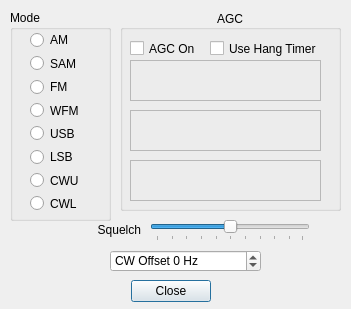
Qt form macforms/demodsetupdlg.ui (rafael2k/CuteSDR) before a commit.
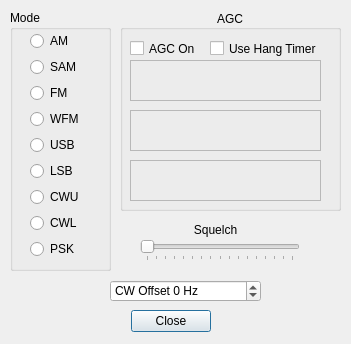
The same form after that commit. Custom widgets are drawn as their Qt base class.

The edit to the form file:
```diff
--- a/macforms/demodsetupdlg.ui
+++ b/macforms/demodsetupdlg.ui
@@ -7,7 +7,7 @@
     <x>0</x>
     <y>0</y>
     <width>351</width>
-    <height>309</height>
+    <height>344</height>
    </rect>
   </property>
   <property name="windowTitle">
@@ -17,7 +17,7 @@
    <property name="geometry">
     <rect>
      <x>130</x>
-     <y>280</y>
+     <y>310</y>
      <width>81</width>
      <height>23</height>
     </rect>
@@ -35,7 +35,7 @@
      <x>10</x>
      <y>10</y>
      <width>101</width>
-     <height>211</height>
+     <height>261</height>
     </rect>
    </property>
    <property name="title">
@@ -46,8 +46,8 @@
      <rect>
       <x>20</x>
       <y>21</y>
-      <width>56</width>
-      <height>181</height>
+      <width>58</width>
+      <height>231</height>
      </rect>
     </property>
     <layout class="QVBoxLayout" name="verticalLayout">
@@ -107,6 +107,13 @@
        </property>
       </widget>
      </item>
+     <item>
+      <widget class="QRadioButton" name="PSKradioButton">
+       <property name="text">
+        <string>PSK</string>
+       </property>
+      </widget>
+     </item>
     </layout>
    </widget>
   </widget>
@@ -114,7 +121,7 @@
    <property name="geometry">
     <rect>
      <x>110</x>
-     <y>250</y>
+     <y>280</y>
      <width>151</width>
      <height>22</height>
     </rect>
@@ -261,14 +268,20 @@
   <widget class="QSlider" name="horizontalSliderSquelch">
    <property name="geometry">
     <rect>
-     <x>150</x>
-     <y>220</y>
+     <x>140</x>
+     <y>240</y>
      <width>160</width>
      <height>21</height>
     </rect>
    </property>
+   <property name="minimum">
+    <number>-160</number>
+   </property>
+   <property name="maximum">
+    <number>0</number>
+   </property>
    <property name="value">
-    <number>50</number>
+    <number>-160</number>
    </property>
    <property name="orientation">
     <enum>Qt::Horizontal</enum>
@@ -283,7 +296,7 @@
   <widget class="QLabel" name="labelSquelch">
    <property name="geometry">
     <rect>
-     <x>50</x>
+     <x>170</x>
      <y>220</y>
      <width>91</width>
      <height>20</height>
@@ -296,7 +309,7 @@
     <string>Squelch</string>
    </property>
    <property name="alignment">
-    <set>Qt::AlignRight|Qt::AlignTrailing|Qt::AlignVCenter</set>
+    <set>Qt::AlignCenter</set>
    </property>
   </widget>
  </widget>
```
Left out of the diff: 18 changed lines with no effect on the pictures.
